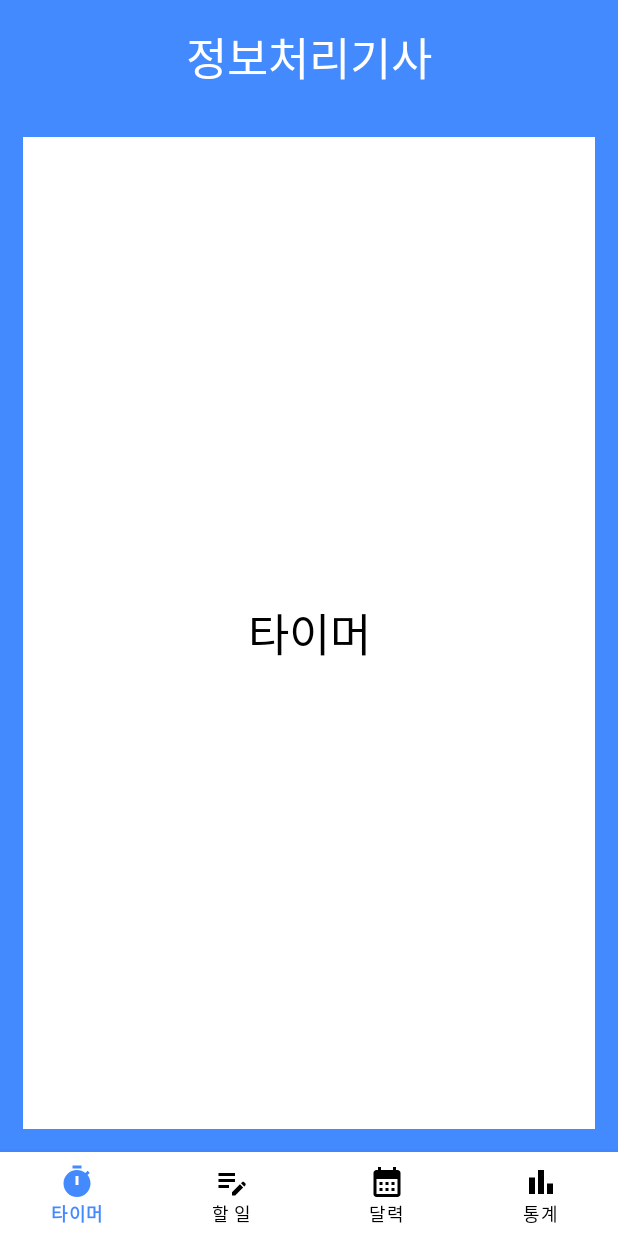
After one commit to Tussle0410/MyOwnTimer, an Android app: the DetailActivity screen opened directly, with no data from a screen before it, on a phone screen of 412 x 824 dp. The commit adds this screen. Run offline under Robolectric (Android 15) with nearby library versions, the phone set to English and light mode, and no system bars; our stand-ins replace AdMob, data binding.

Commit message:
Detail Page Update

```diff
--- a/app/src/main/AndroidManifest.xml
+++ b/app/src/main/AndroidManifest.xml
@@ -19,6 +19,8 @@
         </activity>
         <activity android:name=".ui.activity.MainActivity"
             android:screenOrientation="fullSensor" />
+        <activity android:name=".ui.activity.DetailActivity"
+            android:screenOrientation="fullSensor"/>
         <meta-data
             android:name="com.google.android.gms.ads.APPLICATION_ID"
             android:value="ca-app-pub-3940256099942544~3347511713"/>
--- /dev/null
+++ b/app/src/main/kotlin/com/tussle/myowntimer/model/DetailNaviMenu.kt
@@ -0,0 +1,8 @@
+package com.tussle.myowntimer.model
+
+enum class DetailNaviMenu(val tag : String){
+    Timer("timer"),
+    Todo("todo"),
+    Calendar("calendar"),
+    Chart("chart")
+}
--- /dev/null
+++ b/app/src/main/kotlin/com/tussle/myowntimer/ui/activity/DetailActivity.kt
@@ -0,0 +1,53 @@
+package com.tussle.myowntimer.ui.activity
+
+import android.os.Bundle
+import androidx.appcompat.app.AppCompatActivity
+import androidx.databinding.DataBindingUtil
+import androidx.lifecycle.Observer
+import androidx.lifecycle.ViewModelProvider
+import com.tussle.myowntimer.R
+import com.tussle.myowntimer.databinding.DetailPageBinding
+import com.tussle.myowntimer.model.DetailNaviMenu
+import com.tussle.myowntimer.ui.fragment.DetailCalendarFragment
+import com.tussle.myowntimer.ui.fragment.DetailChartFragment
+import com.tussle.myowntimer.ui.fragment.DetailTimerFragment
+import com.tussle.myowntimer.ui.fragment.DetailTodoFragment
+import com.tussle.myowntimer.viewmodel.DetailViewModel
+
+class DetailActivity : AppCompatActivity() {
+    private val viewModel : DetailViewModel by lazy {
+        ViewModelProvider(this).get(DetailViewModel::class.java)
+    }
+    private lateinit var binding : DetailPageBinding
+    override fun onCreate(savedInstanceState: Bundle?) {
+        super.onCreate(savedInstanceState)
+        binding = DataBindingUtil.setContentView(this, R.layout.detail_page)
+        binding.viewModel = viewModel
+        binding.lifecycleOwner = this
+        viewModel.currentFragment.observe(this, Observer {
+            changeFragment(it!!)
+        })
+    }
+    private fun changeFragment(menu_tag : DetailNaviMenu){
+        val transaction = supportFragmentManager.beginTransaction()
+        var targetFragment = supportFragmentManager.findFragmentByTag(menu_tag.tag)
+        if(targetFragment == null){
+            targetFragment = when(menu_tag){
+                DetailNaviMenu.Timer -> DetailTimerFragment.getInstance()
+                DetailNaviMenu.Todo -> DetailTodoFragment.getInstance()
+                DetailNaviMenu.Calendar -> DetailCalendarFragment.getInstance()
+                DetailNaviMenu.Chart -> DetailChartFragment.getInstance()
+            }
+            transaction.add(R.id.detail_Frame, targetFragment, menu_tag.tag)
+        }
+        transaction.show(targetFragment)
+        DetailNaviMenu.values()
+            .filterNot { it == menu_tag }
+            .forEach{ menu ->
+                supportFragmentManager.findFragmentByTag(menu.tag)?.let {
+                    transaction.hide(it)
+                }
+            }
+        transaction.commitNowAllowingStateLoss()
+    }
+}
--- /dev/null
+++ b/app/src/main/kotlin/com/tussle/myowntimer/ui/fragment/DetailTimerFragment.kt
@@ -0,0 +1,33 @@
+package com.tussle.myowntimer.ui.fragment
+
+import android.os.Bundle
+import android.view.LayoutInflater
+import android.view.View
+import android.view.ViewGroup
+import androidx.databinding.DataBindingUtil
+import androidx.fragment.app.Fragment
+import androidx.lifecycle.ViewModelProvider
+import com.tussle.myowntimer.R
+import com.tussle.myowntimer.databinding.DetailTimerFragmentBinding
+import com.tussle.myowntimer.viewmodel.DetailViewModel
+
+class DetailTimerFragment : Fragment() {
+    private val viewModel : DetailViewModel by lazy {
+        ViewModelProvider(requireActivity()).get(DetailViewModel::class.java)
+    }
+    private lateinit var binding : DetailTimerFragmentBinding
+    override fun onCreateView(inflater: LayoutInflater, container: ViewGroup?, savedInstanceState: Bundle?): View {
+        binding = DataBindingUtil.inflate(inflater, R.layout.detail_timer_fragment,container,false)
+        binding.viewModel = viewModel
+        binding.lifecycleOwner = requireActivity()
+        return binding.root
+    }
+
+    override fun onViewCreated(view: View, savedInstanceState: Bundle?) {
+        super.onViewCreated(view, savedInstanceState)
+    }
+    companion object{
+        fun getInstance()
+            = DetailTimerFragment()
+    }
+}
--- /dev/null
+++ b/app/src/main/kotlin/com/tussle/myowntimer/viewmodel/DetailViewModel.kt
@@ -0,0 +1,37 @@
+package com.tussle.myowntimer.viewmodel
+
+import android.app.Application
+import androidx.lifecycle.AndroidViewModel
+import androidx.lifecycle.LiveData
+import androidx.lifecycle.MutableLiveData
+import com.google.android.material.navigation.NavigationBarView
+import com.tussle.myowntimer.R
+import com.tussle.myowntimer.model.DetailNaviMenu
+
+class DetailViewModel(application: Application) : AndroidViewModel(application) {
+    private val _currentFragment = MutableLiveData(DetailNaviMenu.Timer)
+    val currentFragment : LiveData<DetailNaviMenu>
+        get() = _currentFragment
+    //Detail Page Bottom Menu Click Listener
+    val bottomMenuClickListener =
+        NavigationBarView.OnItemSelectedListener { item ->
+            val fragment = getFragment(item.itemId)
+            fragmentChange(fragment)
+            true
+        }
+    //Get Current DetailPage Fragment
+    private fun getFragment(menu_id : Int) : DetailNaviMenu
+        =when(menu_id){
+            R.id.navi_timer -> DetailNaviMenu.Timer
+            R.id.navi_todo -> DetailNaviMenu.Todo
+            R.id.navi_calendar -> DetailNaviMenu.Calendar
+            R.id.navi_chart -> DetailNaviMenu.Chart
+            else -> throw IllegalArgumentException("Not Found Menu ID")
+        }
+    //DetailPage Fragment Change
+    private fun fragmentChange(fragment : DetailNaviMenu){
+        if(_currentFragment.value != fragment)
+            _currentFragment.value = fragment
+    }
+
+}
--- /dev/null
+++ b/app/src/main/res/drawable/icon_calendar.xml
@@ -0,0 +1,5 @@
+<vector android:height="36dp" android:tint="?attr/colorControlNormal"
+    android:viewportHeight="24" android:viewportWidth="24"
+    android:width="36dp" xmlns:android="http://schemas.android.com/apk/res/android">
+    <path android:fillColor="@android:color/white" android:pathData="M19,4h-1V2h-2v2H8V2H6v2H5C3.89,4 3.01,4.9 3.01,6L3,20c0,1.1 0.89,2 2,2h14c1.1,0 2,-0.9 2,-2V6C21,4.9 20.1,4 19,4zM19,20H5V10h14V20zM9,14H7v-2h2V14zM13,14h-2v-2h2V14zM17,14h-2v-2h2V14zM9,18H7v-2h2V18zM13,18h-2v-2h2V18zM17,18h-2v-2h2V18z"/>
+</vector>
--- /dev/null
+++ b/app/src/main/res/drawable/icon_chart.xml
@@ -0,0 +1,16 @@
+<vector xmlns:android="http://schemas.android.com/apk/res/android"
+    android:width="36dp"
+    android:height="36dp"
+    android:viewportWidth="24"
+    android:viewportHeight="24"
+    android:tint="?attr/colorControlNormal">
+  <path
+      android:fillColor="@android:color/white"
+      android:pathData="M4,9h4v11h-4z"/>
+  <path
+      android:fillColor="@android:color/white"
+      android:pathData="M16,13h4v7h-4z"/>
+  <path
+      android:fillColor="@android:color/white"
+      android:pathData="M10,4h4v16h-4z"/>
+</vector>
--- /dev/null
+++ b/app/src/main/res/drawable/icon_timer.xml
@@ -0,0 +1,14 @@
+<vector
+    android:height="36dp"
+    android:width="36dp"
+    android:tint="?attr/colorControlNormal"
+    android:viewportHeight="24"
+    android:viewportWidth="24"
+    xmlns:android="http://schemas.android.com/apk/res/android">
+    <path
+        android:fillColor="@android:color/white"
+        android:pathData="M9,1h6v2h-6z"/>
+    <path
+        android:fillColor="@android:color/white"
+        android:pathData="M19.03,7.39l1.42,-1.42c-0.43,-0.51 -0.9,-0.99 -1.41,-1.41l-1.42,1.42C16.07,4.74 14.12,4 12,4c-4.97,0 -9,4.03 -9,9c0,4.97 4.02,9 9,9s9,-4.03 9,-9C21,10.88 20.26,8.93 19.03,7.39zM13,14h-2V8h2V14z"/>
+</vector>
--- /dev/null
+++ b/app/src/main/res/drawable/icon_todo.xml
@@ -0,0 +1,5 @@
+<vector android:height="36dp" android:tint="?attr/colorControlNormal"
+    android:viewportHeight="24" android:viewportWidth="24"
+    android:width="36dp" xmlns:android="http://schemas.android.com/apk/res/android">
+    <path android:fillColor="@android:color/white" android:pathData="M3,10h11v2H3V10zM3,8h11V6H3V8zM3,16h7v-2H3V16zM18.01,12.87l0.71,-0.71c0.39,-0.39 1.02,-0.39 1.41,0l0.71,0.71c0.39,0.39 0.39,1.02 0,1.41l-0.71,0.71L18.01,12.87zM17.3,13.58l-5.3,5.3V21h2.12l5.3,-5.3L17.3,13.58z"/>
+</vector>
--- /dev/null
+++ b/app/src/main/res/drawable/navi_menu_color.xml
@@ -0,0 +1,10 @@
+<?xml version="1.0" encoding="utf-8"?>
+<selector
+    xmlns:android="http://schemas.android.com/apk/res/android">
+    <item
+        android:color = "@color/main_color"
+        android:state_checked="true" />
+    <item
+        android:color = "@color/black"
+        android:state_checked="false"/>
+</selector>
--- /dev/null
+++ b/app/src/main/res/layout/detail_page.xml
@@ -0,0 +1,65 @@
+<?xml version="1.0" encoding="utf-8"?>
+<layout
+    xmlns:app="http://schemas.android.com/apk/res-auto"
+    xmlns:android="http://schemas.android.com/apk/res/android">
+    <data>
+        <variable
+            name="viewModel"
+            type="com.tussle.myowntimer.viewmodel.DetailViewModel" />
+    </data>
+    <androidx.constraintlayout.widget.ConstraintLayout
+        android:layout_width="match_parent"
+        android:layout_height="match_parent"
+        android:background="@color/main_color">
+
+        <TextView
+            android:id="@+id/detail_title"
+            android:layout_width="wrap_content"
+            android:layout_height="wrap_content"
+            android:fontFamily="@font/font_main"
+            android:padding="15dp"
+            android:text="정보처리기사"
+            android:textColor="@color/white"
+            android:textSize="30sp"
+            app:layout_constraintEnd_toEndOf="parent"
+            app:layout_constraintStart_toStartOf="parent"
+            app:layout_constraintTop_toTopOf="parent" />
+
+        <com.google.android.material.bottomnavigation.BottomNavigationView
+            android:id="@+id/detail_bottomNavi"
+            android:layout_width="0dp"
+            android:layout_height="?attr/actionBarSize"
+            android:background="?android:attr/windowBackground"
+            app:onItemSelectedListener="@{viewModel.bottomMenuClickListener}"
+            app:menu="@menu/menu_detail"
+            app:labelVisibilityMode="labeled"
+            app:itemIconTint="@drawable/navi_menu_color"
+            app:itemTextColor="@drawable/navi_menu_color"
+            app:layout_constraintBottom_toBottomOf="parent"
+            app:layout_constraintEnd_toEndOf="parent"
+            app:layout_constraintStart_toStartOf="parent" />
+
+        <com.google.android.gms.ads.AdView
+            android:id="@+id/main_adView"
+            android:layout_width="match_parent"
+            android:layout_height="wrap_content"
+            android:layout_alignParentBottom="true"
+            android:layout_centerHorizontal="true"
+            app:adSize="BANNER"
+            app:adUnitId="ca-app-pub-3940256099942544/6300978111"
+            app:layout_constraintBottom_toTopOf="@+id/detail_bottomNavi"
+            app:layout_constraintEnd_toEndOf="parent"
+            app:layout_constraintStart_toStartOf="parent" />
+
+        <FrameLayout
+            android:id="@+id/detail_Frame"
+            android:background="@color/white"
+            android:layout_width="match_parent"
+            android:layout_height="0dp"
+            android:layout_margin="15dp"
+            app:layout_constraintBottom_toTopOf="@+id/main_adView"
+            app:layout_constraintEnd_toEndOf="parent"
+            app:layout_constraintStart_toStartOf="parent"
+            app:layout_constraintTop_toBottomOf="@+id/detail_title" />
+    </androidx.constraintlayout.widget.ConstraintLayout>
+</layout>
--- /dev/null
+++ b/app/src/main/res/layout/detail_timer_fragment.xml
@@ -0,0 +1,26 @@
+<?xml version="1.0" encoding="utf-8"?>
+<layout
+    xmlns:android="http://schemas.android.com/apk/res/android"
+    xmlns:app="http://schemas.android.com/apk/res-auto">
+    <data>
+        <variable
+            name="viewModel"
+            type="com.tussle.myowntimer.viewmodel.DetailViewModel" />
+    </data>
+    <androidx.constraintlayout.widget.ConstraintLayout
+        android:layout_width="match_parent"
+        android:layout_height="match_parent">
+        <TextView
+            android:layout_width="wrap_content"
+            android:layout_height="wrap_content"
+            android:fontFamily="@font/font_main"
+            android:text="타이머"
+            android:textColor="@color/black"
+            android:textSize="30sp"
+            app:layout_constraintBottom_toBottomOf="parent"
+            app:layout_constraintEnd_toEndOf="parent"
+            app:layout_constraintStart_toStartOf="parent"
+            app:layout_constraintTop_toTopOf="parent" />
+
+    </androidx.constraintlayout.widget.ConstraintLayout>
+</layout>
--- /dev/null
+++ b/app/src/main/res/menu/menu_detail.xml
@@ -0,0 +1,27 @@
+<?xml version="1.0" encoding="utf-8"?>
+<menu xmlns:android="http://schemas.android.com/apk/res/android">
+    <item
+        android:id="@+id/navi_timer"
+        android:enabled="true"
+        android:title="@string/txt_timer"
+        android:icon="@drawable/icon_timer"
+        />
+    <item
+        android:id="@+id/navi_todo"
+        android:enabled="true"
+        android:title="@string/txt_todo"
+        android:icon="@drawable/icon_todo"
+        />
+    <item
+        android:id="@+id/navi_calendar"
+        android:enabled="true"
+        android:title="@string/txt_calendar"
+        android:icon="@drawable/icon_calendar"
+        />
+    <item
+        android:id="@+id/navi_chart"
+        android:enabled="true"
+        android:title="@string/txt_chart"
+        android:icon="@drawable/icon_chart"
+        />
+</menu>
--- a/app/src/main/res/values/strings.xml
+++ b/app/src/main/res/values/strings.xml
@@ -6,4 +6,16 @@
     <string name="txt_main_02">일간</string>
     <string name="text_add">추가</string>
     <string name="txt_main_03">목표를 향해 나아가고 있습니다. (ﾉ›_‹)ﾉ</string>
+    //ViewPager2 Item Text
+    <string name="txt_slash">/</string>
+    <string name="txt_today">오늘</string>
+    <string name="txt_weekend">주</string>
+    <string name="txt_month">달</string>\
+    <string name="txt_total">통합</string>
+    <string name="txt_comma">...</string>
+    //BottomNavi Menu Text
+    <string name="txt_timer">타이머</string>
+    <string name="txt_todo">할 일</string>
+    <string name="txt_calendar">달력</string>
+    <string name="txt_chart">통계</string>
 </resources>
```
Also changed, not shown: app/src/main/kotlin/com/tussle/myowntimer/ui/fragment/DetailCalendarFragment.kt (added, +33 -0 lines), app/src/main/kotlin/com/tussle/myowntimer/ui/fragment/DetailChartFragment.kt (added, +33 -0 lines), app/src/main/kotlin/com/tussle/myowntimer/ui/fragment/DetailTodoFragment.kt (added, +33 -0 lines), app/src/main/res/layout/detail_calendar_fragment.xml (added, +26 -0 lines), app/src/main/res/layout/detail_chart_fragment.xml (added, +25 -0 lines), app/src/main/res/layout/detail_todo_fragment.xml (added, +26 -0 lines).
